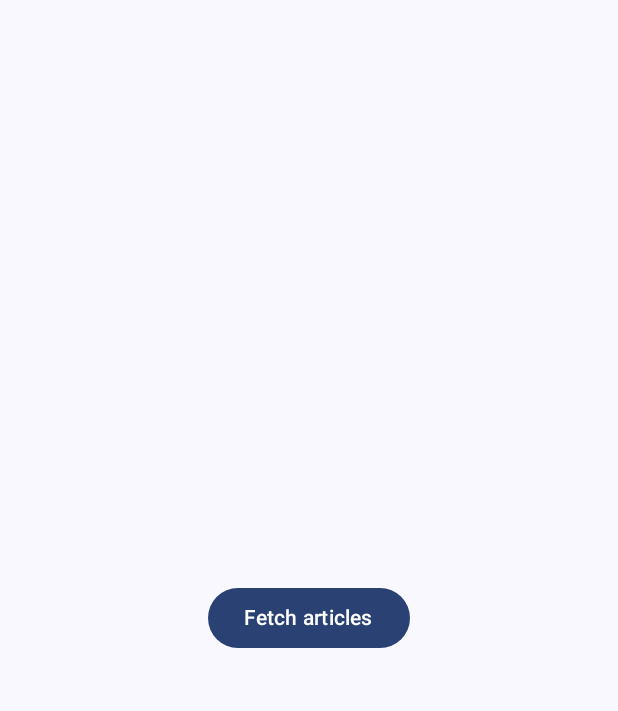
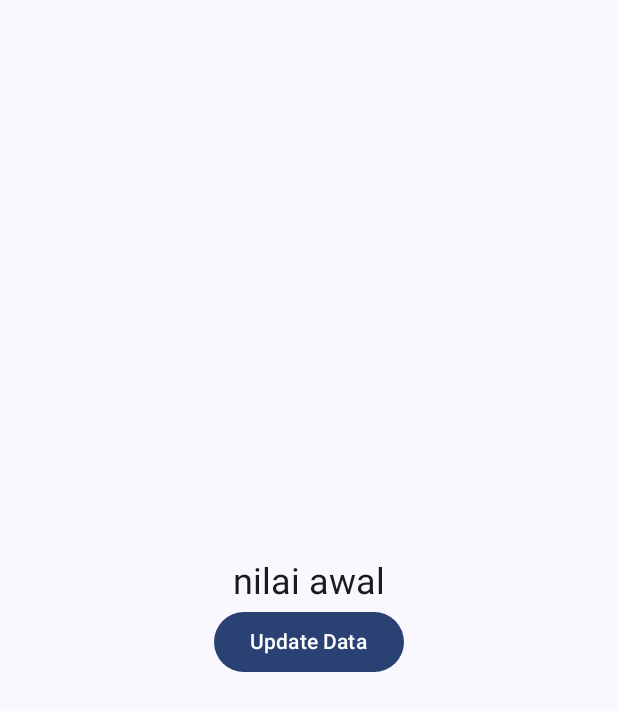
Before and after one commit to gunadermawan/android-course, an Android app built with Jetpack Compose: the ComposeActivity screen opened directly, with no data from a screen before it, on a phone screen of 412 x 824 dp. Shown: the top 711 px of the screen. Run offline under Robolectric (Android 15) with nearby library versions, the phone set to English and light mode, and no system bars; our stand-ins replace livedata-compose.

Commit message:
course: livedata

```diff
--- a/app/src/main/java/com/gun/course/ComposeActivity.kt
+++ b/app/src/main/java/com/gun/course/ComposeActivity.kt
@@ -11,6 +11,7 @@ import androidx.compose.foundation.layout.padding
 import androidx.compose.foundation.lazy.LazyColumn
 import androidx.compose.foundation.lazy.items
 import androidx.compose.material3.Button
+import androidx.compose.material3.MaterialTheme
 import androidx.compose.material3.Scaffold
 import androidx.compose.material3.Text
 import androidx.compose.runtime.Composable
@@ -30,9 +31,24 @@ class ComposeActivity : ComponentActivity() {
         setContent {
             CourseAppTheme {
                 Scaffold(modifier = Modifier.fillMaxSize()) { innerPadding ->
-                    ArticleScreen(modifier = Modifier.padding(innerPadding))
+                    LiveDataExample(modifier = Modifier.padding(innerPadding))
                 }
             }
+        }
+    }
+}
+
+@Composable
+fun LiveDataExample(modifier: Modifier = Modifier, viewModel: ArticleViewModel = viewModel()) {
+    val data by viewModel.data.observeAsState("nilai awal")
+    Column(
+        modifier = modifier.fillMaxSize(),
+        horizontalAlignment = Alignment.CenterHorizontally,
+        verticalArrangement = Arrangement.Center
+    ) {
+        Text(text = data, style = MaterialTheme.typography.headlineSmall)
+        Button(onClick = { viewModel.updateData("Hello, LiveData!") }) {
+            Text(text = "Update Data")
         }
     }
 }
@@ -64,6 +80,6 @@ fun ArticleScreen(modifier: Modifier = Modifier) {
 @Composable
 fun GreetingPreview() {
     CourseAppTheme {
-        ArticleScreen()
+        LiveDataExample()
     }
 }
--- a/app/src/main/java/com/gun/course/viewmodel/ArticleViewModel.kt
+++ b/app/src/main/java/com/gun/course/viewmodel/ArticleViewModel.kt
@@ -8,6 +8,9 @@ import com.gun.course.model.Article
 class ArticleViewModel : ViewModel() {
     private val _articles = MutableLiveData<List<Article>>()
     val articles: LiveData<List<Article>> get() = _articles
+
+    private val _data = MutableLiveData<String>()
+    val data: LiveData<String> get() = _data
 
     fun fetchArticles() {
         _articles.value = listOf(
@@ -23,4 +26,8 @@ class ArticleViewModel : ViewModel() {
             Article("Title 10", "Content 10"),
         )
     }
+
+    fun updateData(newData: String) {
+        _data.value = newData
+    }
 }
```
